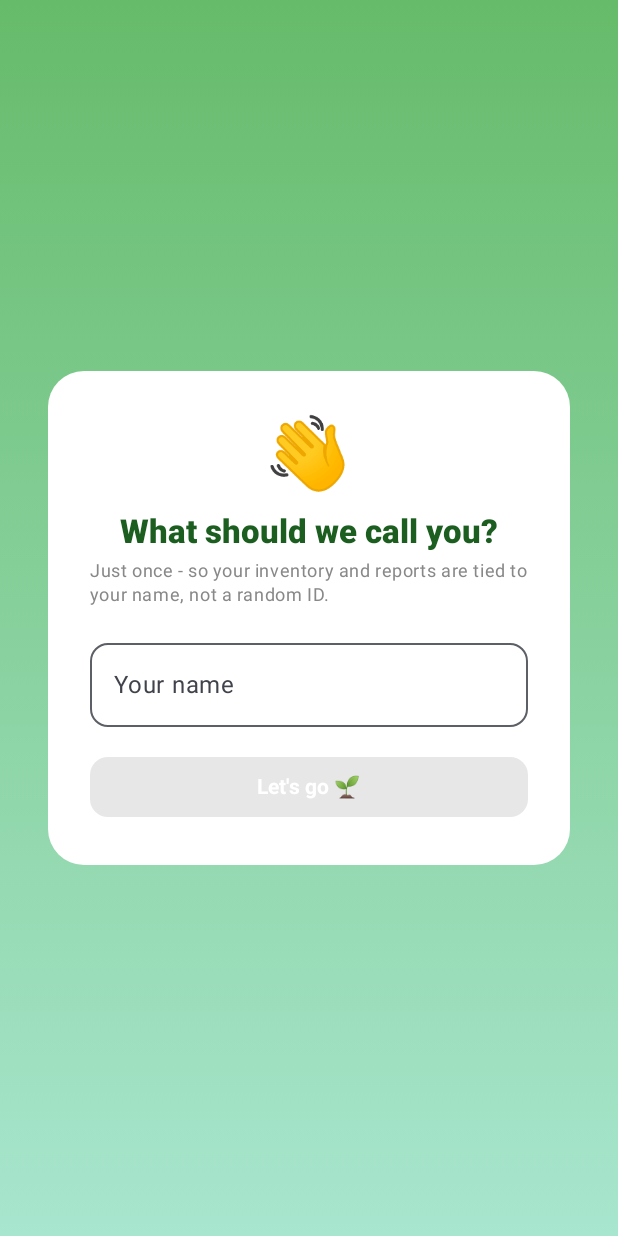
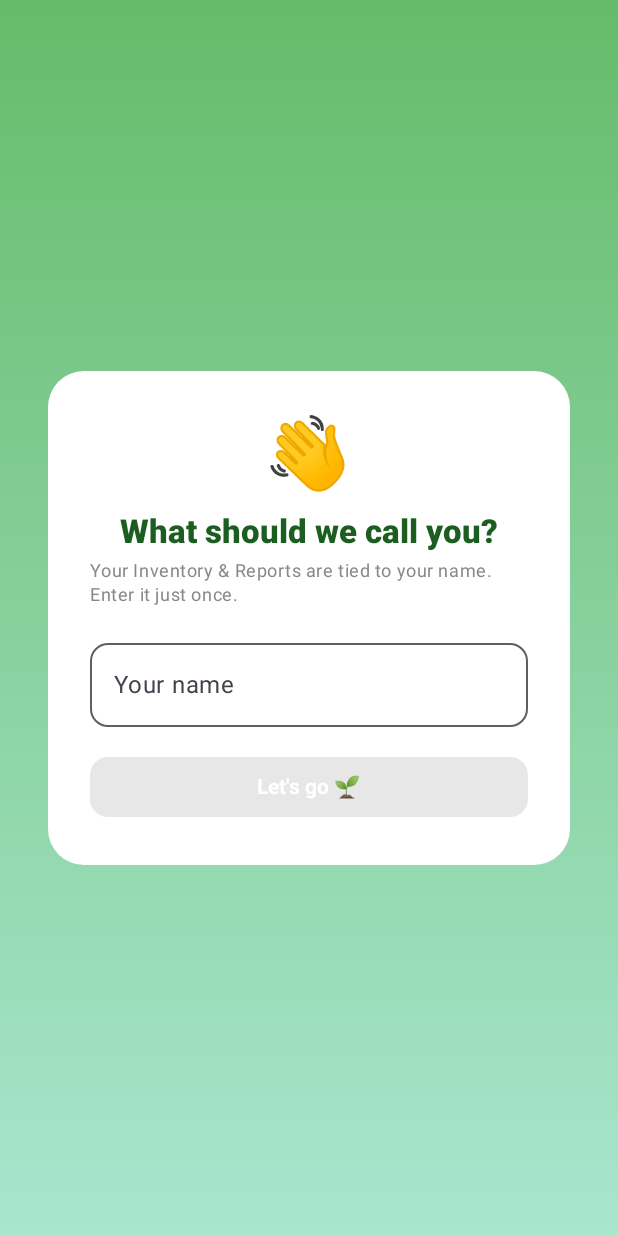
Before and after one commit to jholland40/FreshTrack, an Android app built with Jetpack Compose: the composable NameEntryScreen shown on its own in the app's theme, on a phone screen of 412 x 824 dp. Run offline under Robolectric (Android 15) with nearby library versions, the phone set to English and light mode, and no system bars; our stand-ins replace Firebase (no records; nobody signed in at launch, a user with empty details on screens opened directly); 2 statements that could not run were skipped.

Commit message:
Reword one-time name prompt copy

```diff
--- a/app/src/main/java/com/example/freshtrack/ui/FreshTrackDashboard.kt
+++ b/app/src/main/java/com/example/freshtrack/ui/FreshTrackDashboard.kt
@@ -365,7 +365,7 @@ private fun NameEntryScreen(onSubmit: (String) -> Unit) {
             )
             Spacer(modifier = Modifier.height(4.dp))
             Text(
-                text = "Just once - so your inventory and reports are tied to your name, not a random ID.",
+                text = "Your Inventory & Reports are tied to your name. Enter it just once.",
                 style = MaterialTheme.typography.bodySmall,
                 color = Color.Gray,
             )
```
